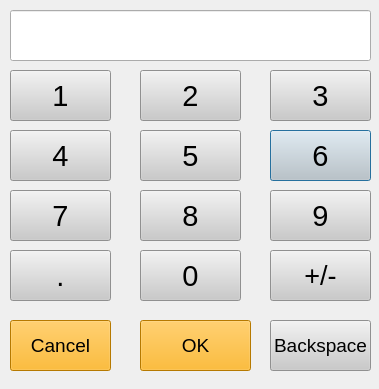
First picture: the form in src/ui/numkeyboard.ui, repository Tsingbing/HMIFramework, before the edit.
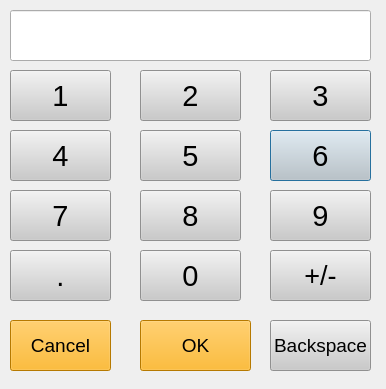
Second picture: the form after the edit.

The edit to the form file:
```diff
--- a/src/ui/numkeyboard.ui
+++ b/src/ui/numkeyboard.ui
@@ -6,7 +6,7 @@
    <rect>
     <x>0</x>
     <y>0</y>
-    <width>379</width>
+    <width>386</width>
     <height>389</height>
    </rect>
   </property>
```
